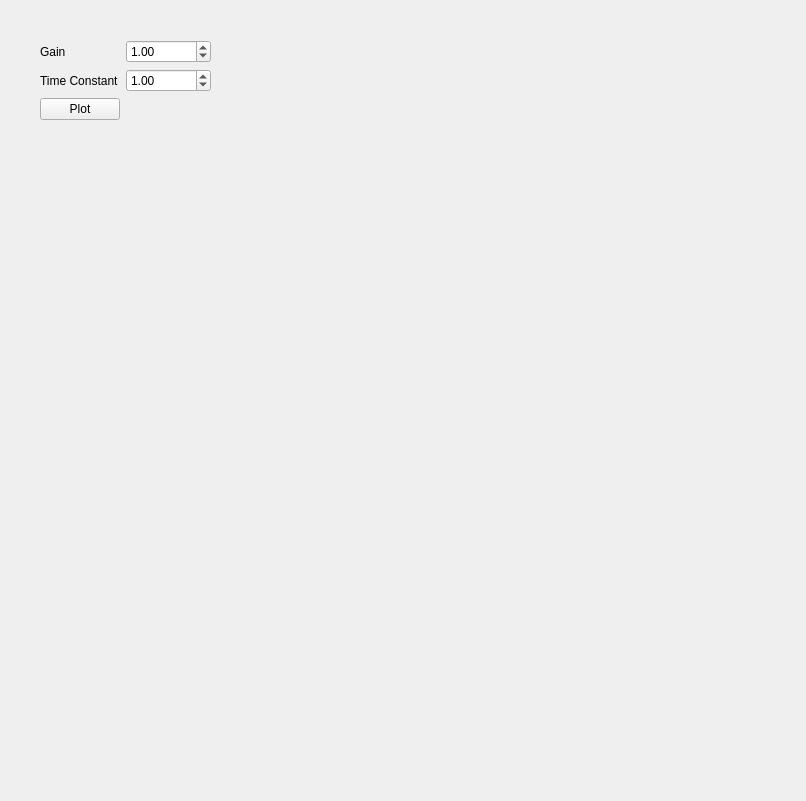
This is mpldesigner/window2.ui in dapperfu/PyQt5Scratch as Qt 5 draws it before an edit. The edited form follows.
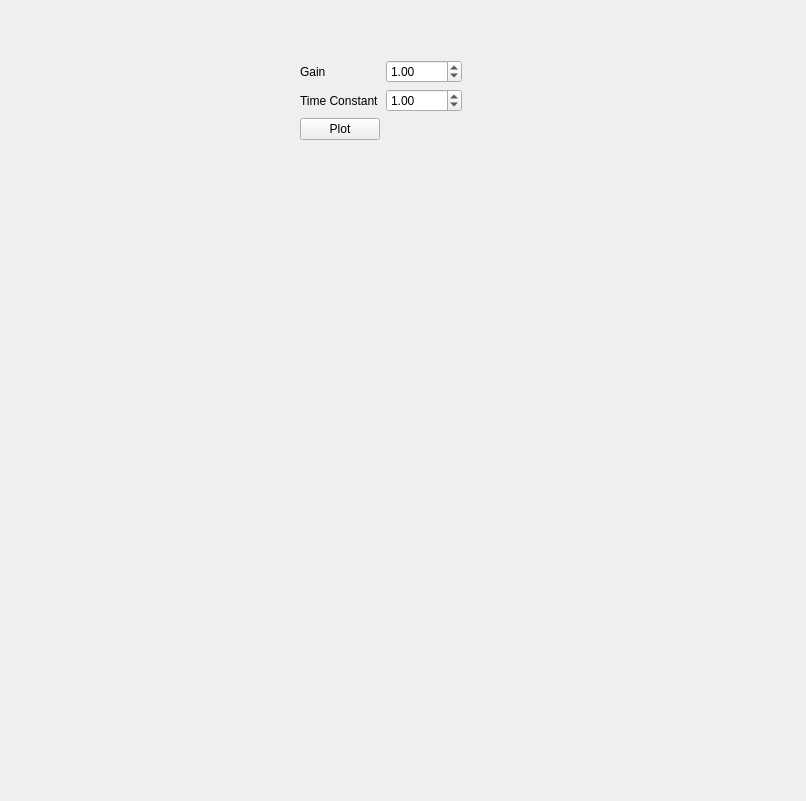
This is the edited form.

Commit message: Git Auto Commit: Tue Dec 13 03:07:59 EST 2016

Patch:
```diff
--- a/mpldesigner/window2.ui
+++ b/mpldesigner/window2.ui
@@ -90,10 +90,10 @@
    <widget class="QWidget" name="">
     <property name="geometry">
      <rect>
-      <x>40</x>
-      <y>40</y>
-      <width>171</width>
-      <height>91</height>
+      <x>300</x>
+      <y>60</y>
+      <width>162</width>
+      <height>89</height>
      </rect>
     </property>
     <layout class="QFormLayout" name="formLayout">
```
The commit also changes 1 other file.
